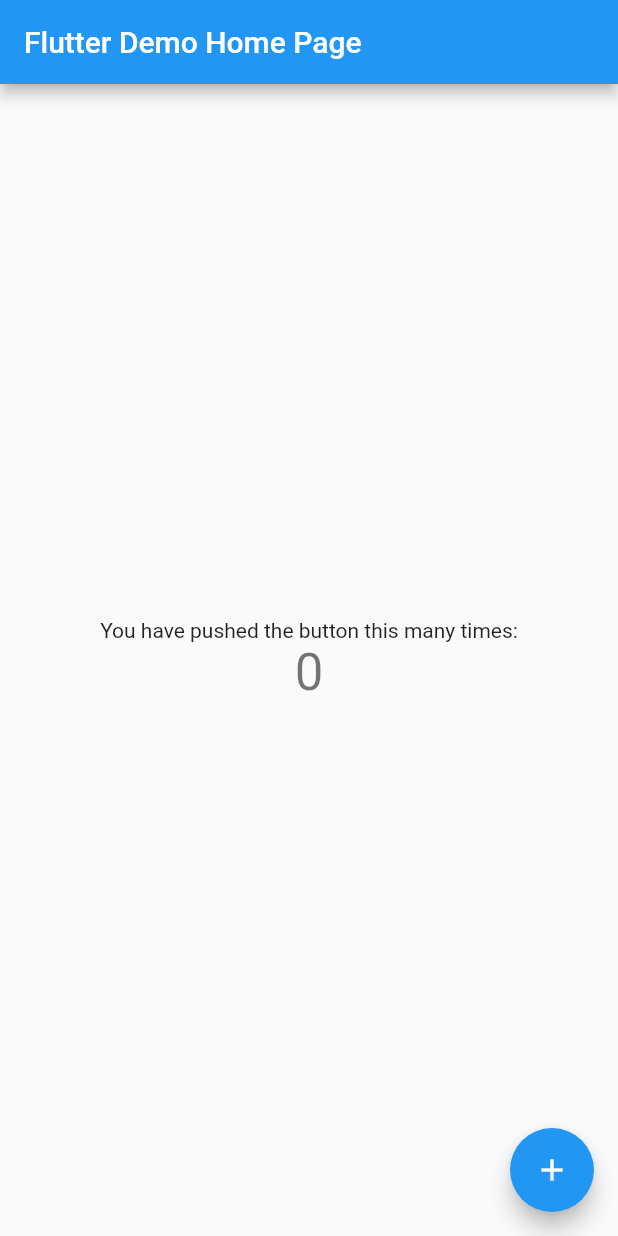
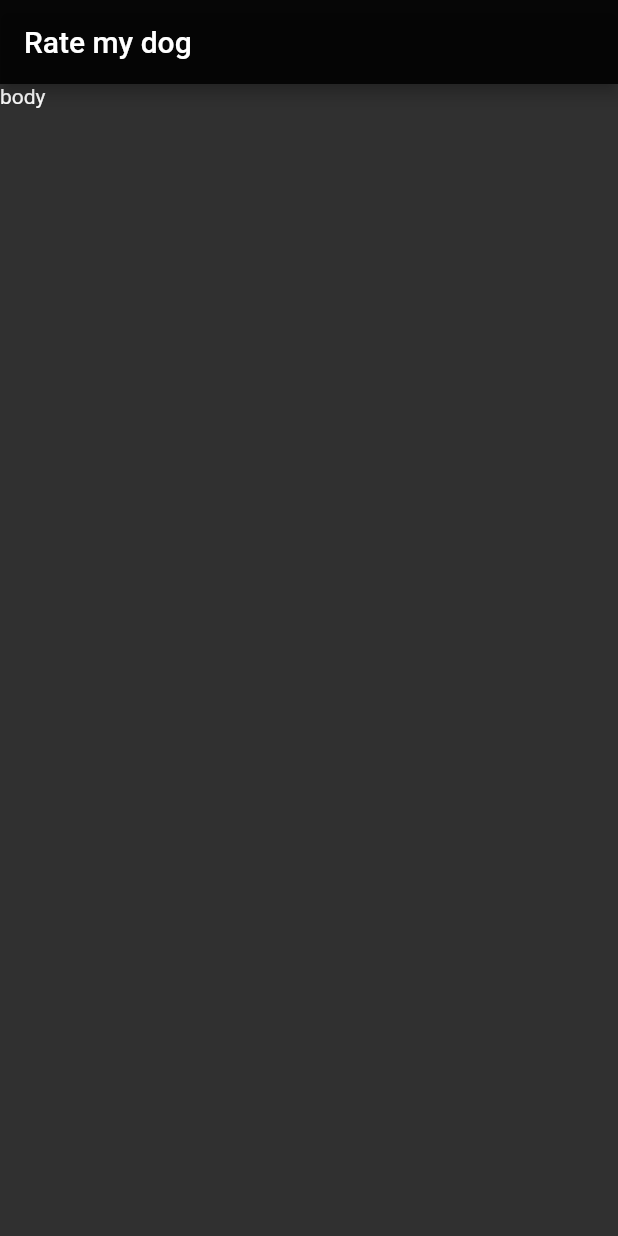
Before and after one commit to neilreyes/weratedogs, a Flutter app: the screen it shows after launch, on a phone screen of 412 x 824 dp. Run offline on Flutter 3.47's test engine with Material 2 defaults, Android fonts, the phone set to English and light mode, and no system bars.

```diff
--- a/lib/main.dart
+++ b/lib/main.dart
@@ -1,111 +1,45 @@
 import 'package:flutter/material.dart';
 
-void main() => runApp(MyApp());
+void main(){
+  runApp(new MyApp());
+}
 
-class MyApp extends StatelessWidget {
-  // This widget is the root of your application.
+class MyApp extends StatelessWidget{
   @override
   Widget build(BuildContext context) {
-    return MaterialApp(
-      title: 'Flutter Demo',
-      theme: ThemeData(
-        // This is the theme of your application.
-        //
-        // Try running your application with "flutter run". You'll see the
-        // application has a blue toolbar. Then, without quitting the app, try
-        // changing the primarySwatch below to Colors.green and then invoke
-        // "hot reload" (press "r" in the console where you ran "flutter run",
-        // or simply save your changes to "hot reload" in a Flutter IDE).
-        // Notice that the counter didn't reset back to zero; the application
-        // is not restarted.
-        primarySwatch: Colors.blue,
-      ),
-      home: MyHomePage(title: 'Flutter Demo Home Page'),
+    return new HomePage(
+      title:"Rate my dog"
     );
   }
 }
 
-class MyHomePage extends StatefulWidget {
-  MyHomePage({Key key, this.title}) : super(key: key);
-
-  // This widget is the home page of your application. It is stateful, meaning
-  // that it has a State object (defined below) that contains fields that affect
-  // how it looks.
-
-  // This class is the configuration for the state. It holds the values (in this
-  // case the title) provided by the parent (in this case the App widget) and
-  // used by the build method of the State. Fields in a Widget subclass are
-  // always marked "final".
+class HomePage extends StatefulWidget{
+  HomePage({Key key, this.title}) : super(key: key);
 
   final String title;
 
   @override
-  _MyHomePageState createState() => _MyHomePageState();
+  State<StatefulWidget> createState() => HomePageState();
 }
 
-class _MyHomePageState extends State<MyHomePage> {
-  int _counter = 0;
-
-  void _incrementCounter() {
-    setState(() {
-      // This call to setState tells the Flutter framework that something has
-      // changed in this State, which causes it to rerun the build method below
-      // so that the display can reflect the updated values. If we changed
-      // _counter without calling setState(), then the build method would not be
-      // called again, and so nothing would appear to happen.
-      _counter++;
-    });
-  }
+class HomePageState extends State<HomePage>{
 
   @override
   Widget build(BuildContext context) {
-    // This method is rerun every time setState is called, for instance as done
-    // by the _incrementCounter method above.
-    //
-    // The Flutter framework has been optimized to make rerunning build methods
-    // fast, so that you can just rebuild anything that needs updating rather
-    // than having to individually change instances of widgets.
-    return Scaffold(
-      appBar: AppBar(
-        // Here we take the value from the MyHomePage object that was created by
-        // the App.build method, and use it to set our appbar title.
-        title: Text(widget.title),
+    return MaterialApp(
+      title: widget.title,
+      theme: ThemeData(
+        brightness: Brightness.dark
       ),
-      body: Center(
-        // Center is a layout widget. It takes a single child and positions it
-        // in the middle of the parent.
-        child: Column(
-          // Column is also layout widget. It takes a list of children and
-          // arranges them vertically. By default, it sizes itself to fit its
-          // children horizontally, and tries to be as tall as its parent.
-          //
-          // Invoke "debug painting" (press "p" in the console, choose the
-          // "Toggle Debug Paint" action from the Flutter Inspector in Android
-          // Studio, or the "Toggle Debug Paint" command in Visual Studio Code)
-          // to see the wireframe for each widget.
-          //
-          // Column has various properties to control how it sizes itself and
-          // how it positions its children. Here we use mainAxisAlignment to
-          // center the children vertically; the main axis here is the vertical
-          // axis because Columns are vertical (the cross axis would be
-          // horizontal).
-          mainAxisAlignment: MainAxisAlignment.center,
-          children: <Widget>[
-            Text(
-              'You have pushed the button this many times:',
-            ),
-            Text(
-              '$_counter',
-              style: Theme.of(context).textTheme.display1,
-            ),
-          ],
+      home: Scaffold(
+        appBar: AppBar(
+          title: Text(widget.title, textDirection: TextDirection.ltr,),
+          backgroundColor: Colors.black87,
         ),
-      ),
-      floatingActionButton: FloatingActionButton(
-        onPressed: _incrementCounter,
-        tooltip: 'Increment',
-        child: Icon(Icons.add),
-      ), // This trailing comma makes auto-formatting nicer for build methods.
+        body: Container(
+          child: Text('body', textDirection: TextDirection.ltr,)
+        )
+      )
     );
   }
 }
```
